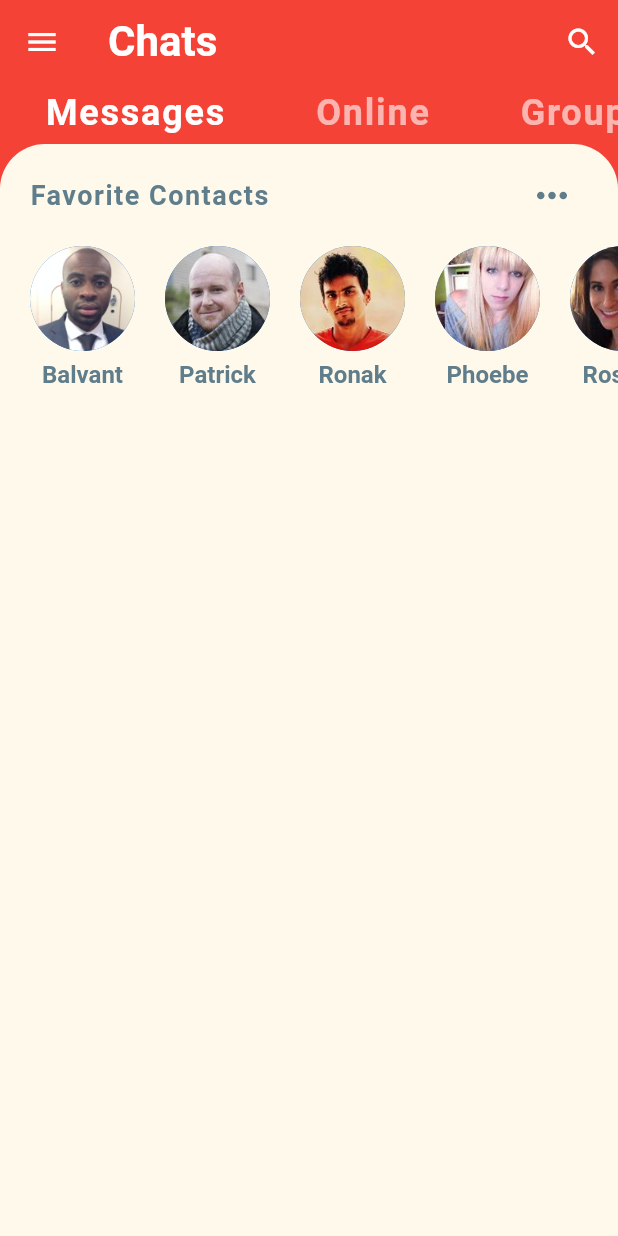
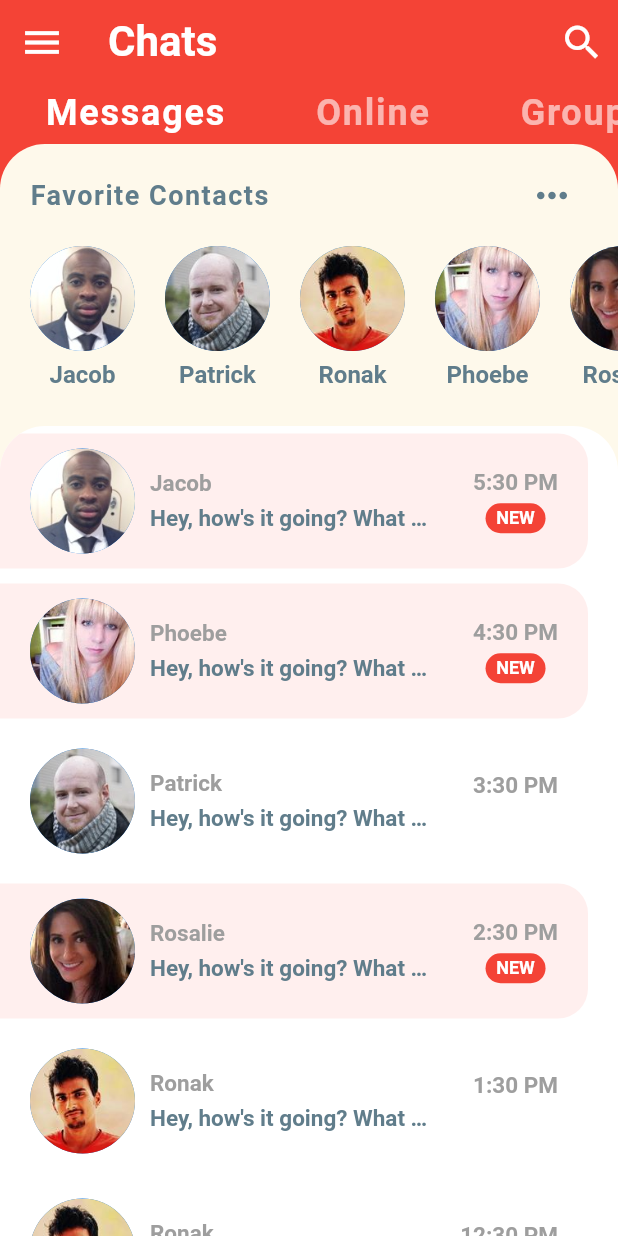
Before and after one commit to ronakj8617/Raven, a Flutter app: the screen it shows after launch, on a phone screen of 412 x 824 dp. Run offline on Flutter 3.47's test engine with Material 2 defaults, Android fonts, the light colour scheme and no system bars.

Commit message:
Replaced code with Marcus' code and able to see if the message is read or not

```diff
--- a/messaging_app/lib/home_screen.dart
+++ b/messaging_app/lib/home_screen.dart
@@ -1,51 +1,65 @@
 import 'package:flutter/material.dart';
 import 'package:messaging_app/widgets/category_selector.dart';
 import 'package:messaging_app/widgets/favourite_contacts.dart';
+import 'package:messaging_app/widgets/recent_chats.dart';
 
-void main() {
-  runApp(MaterialApp(
-    home: HomeScreen(),
-    debugShowCheckedModeBanner: false,
-    theme: ThemeData(primaryColor: Colors.red, accentColor: Color(0xFFFEF9EB)),
-  ));
+class HomeScreen extends StatefulWidget {
+  @override
+  _HomeScreenState createState() => _HomeScreenState();
 }
 
-class HomeScreen extends StatelessWidget {
-  const HomeScreen({Key? key}) : super(key: key);
-
+class _HomeScreenState extends State<HomeScreen> {
   @override
   Widget build(BuildContext context) {
     return Scaffold(
       backgroundColor: Theme.of(context).primaryColor,
       appBar: AppBar(
         backgroundColor: Colors.red,
+        leading: IconButton(
+          icon: Icon(Icons.menu),
+          iconSize: 30.0,
+          color: Colors.white,
+          onPressed: () {},
+        ),
         title: Text(
           'Chats',
           style: TextStyle(
-              color: Colors.white, fontSize: 28, fontWeight: FontWeight.bold),
+            fontSize: 28.0,
+            fontWeight: FontWeight.bold,
           ),
-        leading: IconButton(
-          icon: Icon(Icons.menu),
+        ),
+        elevation: 0.0,
+        actions: <Widget>[
+          IconButton(
+            icon: Icon(Icons.search),
+            iconSize: 30.0,
+            color: Colors.white,
             onPressed: () {},
           ),
-        elevation: 0.0,
-        actions: [IconButton(icon: Icon(Icons.search), onPressed: () {})],
+        ],
       ),
-      body: Column(children: [
+      body: Column(
+        children: <Widget>[
           CategorySelector(),
           Expanded(
             child: Container(
-            height: 500.00,
               decoration: BoxDecoration(
                 color: Theme.of(context).accentColor,
                 borderRadius: BorderRadius.only(
                   topLeft: Radius.circular(30.0),
-                    topRight: Radius.circular(30.0))),
-                    child: FavouriteContacts(),
+                  topRight: Radius.circular(30.0),
                 ),
-
               ),
-      ]),
+              child: Column(
+                children: <Widget>[
+                  FavouriteContacts(),
+                  RecentChats(),
+                ],
+              ),
+            ),
+          ),
+        ],
+      ),
     );
   }
 }
--- a/messaging_app/lib/models/message_model.dart
+++ b/messaging_app/lib/models/message_model.dart
@@ -6,7 +6,7 @@ class Message {
       time; // Would usually be type DateTime or Firebase Timestamp in production apps
   final String text;
   final bool isLiked;
-  final bool unread;
+  late final bool unread;
 
   Message({
     required this.sender,
@@ -27,7 +27,7 @@ final User currentUser = User(
 
 final User jacob = User(
   id: 1,
-  name: 'Balvant',
+  name: 'Jacob',
   imageUrl: 'assets/Jacob.jpg',
 );
 final User patrick = User(
--- a/messaging_app/lib/widgets/favourite_contacts.dart
+++ b/messaging_app/lib/widgets/favourite_contacts.dart
@@ -12,7 +12,8 @@ class FavouriteContacts extends StatefulWidget {
 class _FavouriteContactsState extends State<FavouriteContacts> {
   Map<String, String> dataMap = {'Sam': 'Sam.jpg'};
 
-  @override Widget build(BuildContext context) {
+  @override
+  Widget build(BuildContext context) {
     return Padding(
       padding: EdgeInsets.symmetric(vertical: 10.0),
       child: Column(
@@ -56,8 +57,7 @@ class _FavouriteContactsState extends State<FavouriteContacts> {
                   //     builder: (_) => ChatScreen(
                   //       user: favorites[index],
                   //     ),
-                    // ),
-
+                  // ),
 
                   child: Padding(
                     padding: EdgeInsets.all(10.0),
--- /dev/null
+++ b/messaging_app/lib/widgets/recent_chats.dart
@@ -0,0 +1,128 @@
+import 'dart:developer';
+
+import 'package:flutter/material.dart';
+import 'package:messaging_app/chat_screen.dart';
+import 'package:messaging_app/models/message_model.dart';
+
+class RecentChats extends StatelessWidget {
+  @override
+  Widget build(BuildContext context) {
+    return Expanded(
+      child: Container(
+        decoration: BoxDecoration(
+          color: Colors.white,
+          borderRadius: BorderRadius.only(
+            topLeft: Radius.circular(30.0),
+            topRight: Radius.circular(30.0),
+          ),
+        ),
+        child: ClipRRect(
+          borderRadius: BorderRadius.only(
+            topLeft: Radius.circular(30.0),
+            topRight: Radius.circular(30.0),
+          ),
+          child: ListView.builder(
+            itemCount: chats.length,
+            itemBuilder: (BuildContext context, int index) {
+              final Message chat = chats[index];
+              return GestureDetector(
+                onTap: () => Navigator.push(
+                  context,
+                  MaterialPageRoute(
+                    builder: (_) => ChatScreen(
+                      user: chat.sender,
+                    ),
+                  ),
+                ),
+                child: Container(
+                  margin: EdgeInsets.only(top: 5.0, bottom: 5.0, right: 20.0),
+                  padding:
+                      EdgeInsets.symmetric(horizontal: 20.0, vertical: 10.0),
+                  decoration: BoxDecoration(
+                    color: chat.unread ? Color(0xFFFFEFEE) : Colors.white,
+                    borderRadius: BorderRadius.only(
+                      topRight: Radius.circular(20.0),
+                      bottomRight: Radius.circular(20.0),
+                    ),
+                  ),
+                  child: Row(
+                    mainAxisAlignment: MainAxisAlignment.spaceBetween,
+                    children: <Widget>[
+                      Row(
+                        children: <Widget>[
+                          CircleAvatar(
+                            radius: 35.0,
+                            backgroundImage: AssetImage(chat.sender.imageUrl),
+                          ),
+                          SizedBox(width: 10.0),
+                          Column(
+                            crossAxisAlignment: CrossAxisAlignment.start,
+                            children: <Widget>[
+                              Text(
+                                chat.sender.name,
+                                style: TextStyle(
+                                  color: Colors.grey,
+                                  fontSize: 15.0,
+                                  fontWeight: FontWeight.bold,
+                                ),
+                              ),
+                              SizedBox(height: 5.0),
+                              Container(
+                                width: MediaQuery.of(context).size.width * 0.45,
+                                child: Text(
+                                  chat.text,
+                                  style: TextStyle(
+                                    color: Colors.blueGrey,
+                                    fontSize: 15.0,
+                                    fontWeight: FontWeight.w600,
+                                  ),
+                                  overflow: TextOverflow.ellipsis,
+                                ),
+                              ),
+                            ],
+                          ),
+                        ],
+                      ),
+                      Column(
+                        children: <Widget>[
+                          Text(
+                            chat.time,
+                            style: TextStyle(
+                              color: Colors.grey,
+                              fontSize: 15.0,
+                              fontWeight: FontWeight.bold,
+                            ),
+                          ),
+                          SizedBox(height: 5.0),
+                          chat.unread
+                              ? Container(
+                                  width: 40.0,
+                                  height: 20.0,
+                                  decoration: BoxDecoration(
+                                    color: Theme.of(context).primaryColor,
+                                    borderRadius: BorderRadius.circular(30.0),
+                                  ),
+                                  alignment: Alignment.center,
+                                  child: Text(
+                                    'NEW',
+                                    style: TextStyle(
+                                      color: Colors.white,
+                                      fontSize: 12.0,
+                                      fontWeight: FontWeight.bold,
+                                    ),
+                                  ),
+                                )
+                              : Text(''),
+                        ],
+                      ),
+                    ],
+                  ),
+                ),
+              );
+            },
+          ),
+        ),
+      ),
+    );
+  }
+}
```
Also changed, not shown: messaging_app/lib/chat_screen.dart (added, +193 -0 lines). Lines whose indentation alone changed are shown as unchanged.
